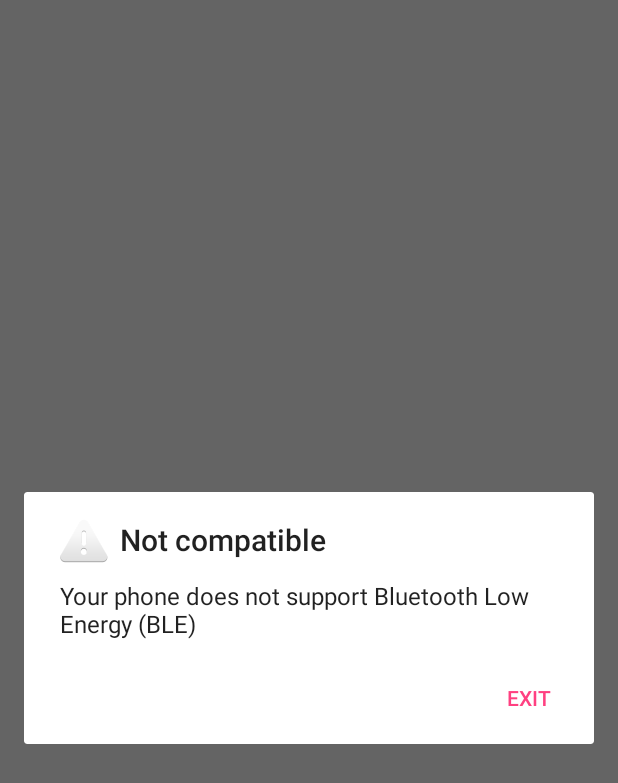
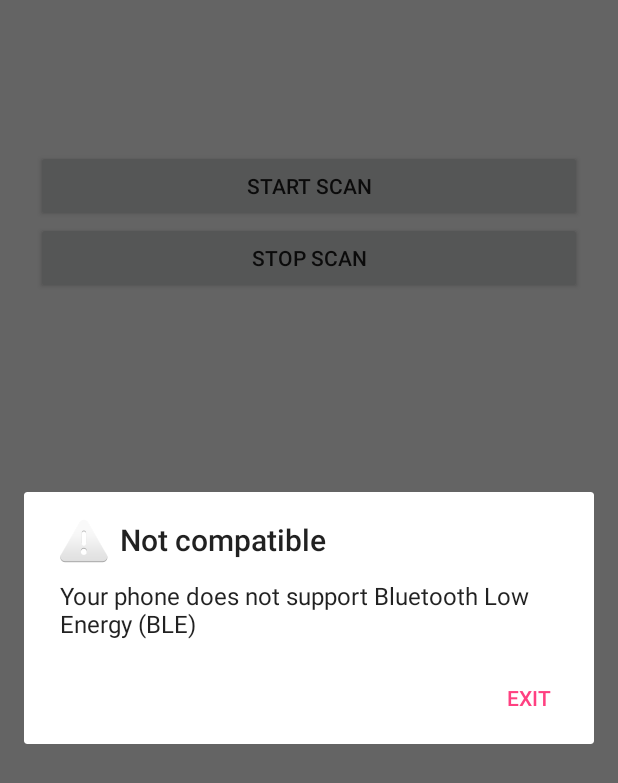
Before and after one commit to klivoth/DSDL, an Android app: the screen it shows after launch (MainActivity), after a tap on "LOGIN", on a phone screen of 412 x 824 dp. Shown: the top 783 px of the screen. Run offline under Robolectric (Android 15) with nearby library versions, the phone set to English and light mode, and no system bars.

```diff
--- a/dsdl_wallet_ble/app/build.gradle
+++ b/dsdl_wallet_ble/app/build.gradle
@@ -16,10 +16,14 @@ android {
             proguardFiles getDefaultProguardFile('proguard-android.txt'), 'proguard-rules.pro'
         }
     }
+    compileOptions {
+        sourceCompatibility JavaVersion.VERSION_1_8
+        targetCompatibility JavaVersion.VERSION_1_8
+    }
 }
 
 dependencies {
-    implementation fileTree(dir: 'libs', include: ['*.jar'])
+    implementation fileTree(include: ['*.jar'], dir: 'libs')
     implementation 'com.android.support:appcompat-v7:27.1.1'
     implementation 'com.android.support:design:27.1.1'
     implementation 'com.android.support.constraint:constraint-layout:1.1.0'
--- a/dsdl_wallet_ble/app/src/main/java/com/example/wh433/dsdl_wallet_ble/LoginActivity.java
+++ b/dsdl_wallet_ble/app/src/main/java/com/example/wh433/dsdl_wallet_ble/LoginActivity.java
@@ -19,12 +19,7 @@ public class LoginActivity extends AppCompatActivity {
 
         // login button
         Button button = findViewById(R.id.login_button);
-        button.setOnClickListener(new View.OnClickListener() {
-            @Override
-            public void onClick(View v) {
-                login();
-            }
-        });
+        button.setOnClickListener(v -> login());
     }
 
     private void login() {
--- a/dsdl_wallet_ble/app/src/main/res/layout/activity_main.xml
+++ b/dsdl_wallet_ble/app/src/main/res/layout/activity_main.xml
@@ -6,13 +6,26 @@
     android:layout_height="match_parent"
     tools:context=".MainActivity">
 
-    <TextView
-        android:layout_width="wrap_content"
+    <LinearLayout
+        android:orientation="vertical"
+        android:layout_width="match_parent"
         android:layout_height="wrap_content"
-        android:text="Hello World!"
-        app:layout_constraintBottom_toBottomOf="parent"
-        app:layout_constraintLeft_toLeftOf="parent"
-        app:layout_constraintRight_toRightOf="parent"
-        app:layout_constraintTop_toTopOf="parent" />
+        android:paddingTop="100dp"
+        android:paddingLeft="24dp"
+        android:paddingRight="24dp">
+
+        <Button
+            android:layout_width="match_parent"
+            android:layout_height="wrap_content"
+            android:id="@+id/startScanBtn"
+            android:text="Start scan"/>
+
+        <Button
+            android:layout_width="match_parent"
+            android:layout_height="wrap_content"
+            android:id="@+id/stopScanBtn"
+            android:text="Stop scan"/>
+
+    </LinearLayout>
 
 </android.support.constraint.ConstraintLayout>
```
Also changed, not shown: dsdl_wallet_ble/app/src/main/java/com/example/wh433/dsdl_wallet_ble/MainActivity.java (+75 -28 lines), 1 other file.
